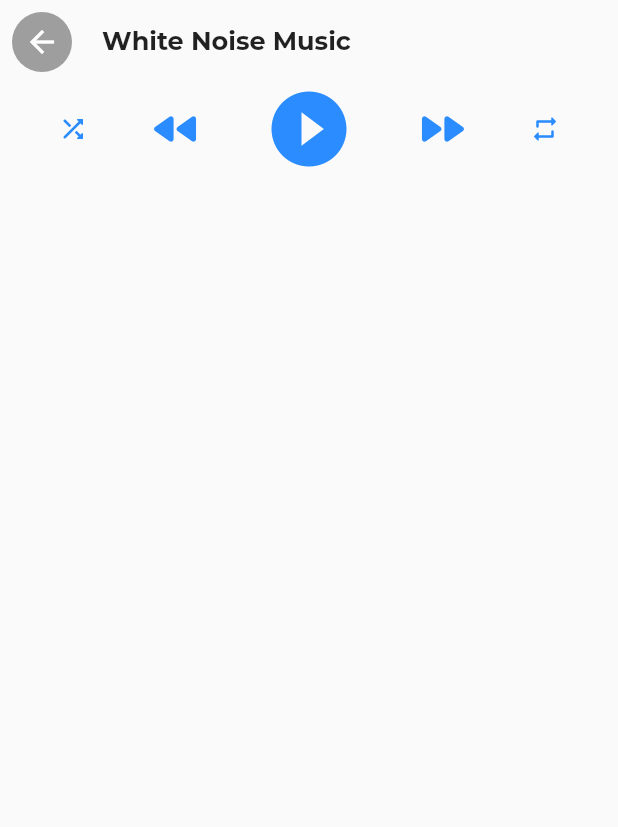
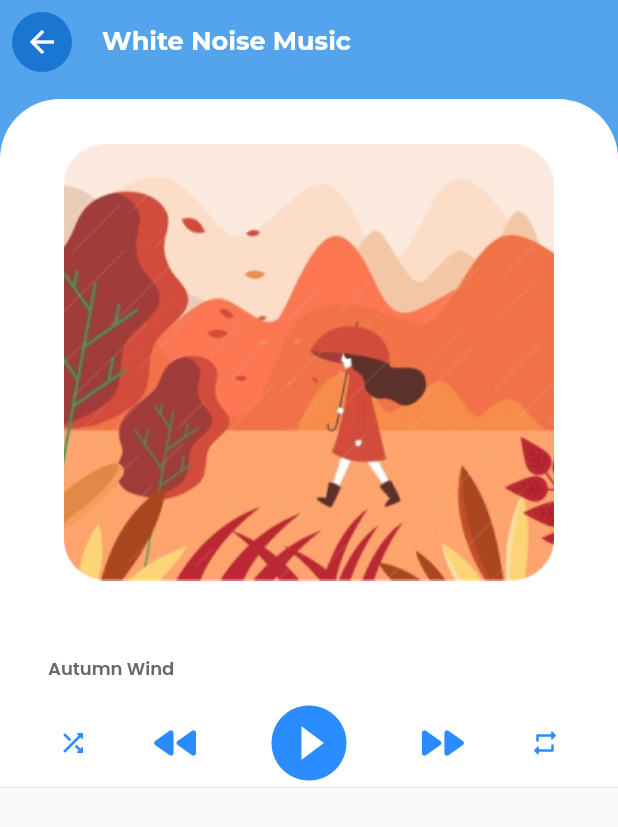
Before and after one commit to sultanfariz/Dicoding-Pemula-Flutter, a Flutter app: the screen it shows after launch, after a tap on "White Noise Music", on a phone screen of 412 x 824 dp. Shown: the top 827 px of the screen. Run offline on Flutter 3.47's test engine with Material 2 defaults, Android fonts, the light colour scheme and no system bars; our stand-ins replace flutter_svg.

Commit message:
feat: scaffolding player screen

```diff
--- a/lib/components/ToolboxCard.dart
+++ b/lib/components/ToolboxCard.dart
@@ -50,7 +50,7 @@ class ToolboxCard extends StatelessWidget {
                       Expanded(
                         flex: 2,
                         child: Icon(
-                          Icons.equalizer_rounded,
+                          Icons.music_note_rounded,
                           color: Colors.white,
                           size: 60,
                         ),
--- a/lib/constants/Colour.dart
+++ b/lib/constants/Colour.dart
@@ -4,3 +4,4 @@ const buttonBlue = Color(0xFF2A8CFF);
 const bgBlue = Color(0xFF53A3ED);
 const cardBlue = Color(0xFF0284C7);
 const cardGreen = Color(0xFF02C7AF);
+const textGrey = Color(0xFF696969);
--- a/lib/views/white_noise_screen.dart
+++ b/lib/views/white_noise_screen.dart
@@ -6,19 +6,10 @@ class WhiteNoiseScreen extends StatelessWidget {
   @override
   Widget build(BuildContext context) {
     return Scaffold(
-      // appBar: AppBar(
-      //   title: Text(
-      //     'White Noise Music',
-      //     style: TextStyle(
-      //         fontFamily: 'Montserrat',
-      //         fontWeight: FontWeight.w700,
-      //         fontSize: 17.0),
-      //   ),
-      //   backgroundColor: bgBlue,
-      // ),
       body: SingleChildScrollView(
+        child: Container(
+          decoration: BoxDecoration(color: bgBlue),
           child: Column(
-          // crossAxisAlignment: CrossAxisAlignment.stretch,
             children: <Widget>[
               SafeArea(
                 child: Padding(
@@ -27,7 +18,7 @@ class WhiteNoiseScreen extends StatelessWidget {
                     mainAxisAlignment: MainAxisAlignment.start,
                     children: [
                       CircleAvatar(
-                      backgroundColor: Colors.grey,
+                        // backgroundColor: Colors.grey,
                         child: IconButton(
                           icon: Icon(
                             Icons.arrow_back,
@@ -38,13 +29,13 @@ class WhiteNoiseScreen extends StatelessWidget {
                           },
                         ),
                       ),
-                    // Padding(padding: const EdgeInsets.only(left: ))
                       Container(
                         margin: const EdgeInsets.only(left: 20),
                         child: Text(
                           'White Noise Music',
                           style: TextStyle(
                               fontFamily: 'Montserrat',
+                              color: Colors.white,
                               fontWeight: FontWeight.w700,
                               fontSize: 17.0),
                         ),
@@ -53,34 +44,77 @@ class WhiteNoiseScreen extends StatelessWidget {
                   ),
                 ),
               ),
-            Expanded(
-              child: MusicPlayerDetails(),
+              Container(
+                decoration: BoxDecoration(
+                  borderRadius: BorderRadius.only(
+                    topLeft: Radius.circular(40),
+                    topRight: Radius.circular(40),
+                  ),
+                  color: Colors.white,
+                ),
+                margin: const EdgeInsets.only(top: 10),
+                child: Container(
+                  child: Column(
+                    children: <Widget>[
+                      Padding(
+                        padding:
+                            const EdgeInsets.only(top: 30, left: 16, right: 16),
+                        child: Container(
+                          margin: const EdgeInsets.only(bottom: 30),
+                          child: Image.asset('images/summer_illust.png'),
+                        ),
+                      ),
+                      Padding(
+                        padding: const EdgeInsets.only(
+                            top: 20, left: 32, right: 32, bottom: 10),
+                        child: Container(
+                          child: Column(
+                            children: [
+                              Row(
+                                mainAxisAlignment: MainAxisAlignment.start,
+                                children: [
+                                  Text(
+                                    'Autumn Wind',
+                                    style: TextStyle(
+                                      fontFamily: 'Poppins',
+                                      color: textGrey,
+                                      fontWeight: FontWeight.w600,
+                                      fontSize: 12,
+                                    ),
+                                  ),
+                                ],
+                              ),
+                            ],
+                          ),
+                        ),
+                      ),
+                      // Expanded(
+                      //   child: MusicPlayerDetails(),
+                      // ),
+                      MusicPlayerDetails(),
+                    ],
+                  ),
                   // child: Container(
-              //     // decoration: BoxDecoration(color: bgBlue),
-              //     // child: Container(
-              //     //   margin: const EdgeInsets.only(top: 20),
-              //     //   decoration: BoxDecoration(
-              //     //     borderRadius: BorderRadius.only(
-              //     //       topLeft: Radius.circular(40),
-              //     //       topRight: Radius.circular(40),
-              //     //     ),
-              //     //     color: Colors.white,
-              //     //   ),
-              //     //   child: Column(
-              //     //     mainAxisAlignment: MainAxisAlignment.end,
-              //     //     crossAxisAlignment: CrossAxisAlignment.center,
-              //     //     children: <Widget>[
-              //     //       Expanded(child: MusicPlayerDetails()),
-              //     //     ],
-              //     //   ),
-              //     // ),
+                  //   margin: const EdgeInsets.only(top: 20),
+                  //   decoration: BoxDecoration(
+                  //     borderRadius: BorderRadius.only(
+                  //       topLeft: Radius.circular(40),
+                  //       topRight: Radius.circular(40),
                   //     ),
+                  //     color: Colors.white,
+                  //   ),
+                  //   child: Column(
+                  //     mainAxisAlignment: MainAxisAlignment.end,
+                  //     crossAxisAlignment: CrossAxisAlignment.center,
+                  //     children: <Widget>[
+                  //       Expanded(child: MusicPlayerDetails()),
+                  //     ],
+                  //   ),
+                  // ),
                 ),
-
-            // return MusicPlayerDetails();
-            // },
-            // ),
+              ),
             ],
+          ),
         ),
       ),
     );
--- a/pubspec.yaml
+++ b/pubspec.yaml
@@ -55,6 +55,10 @@ flutter:
         - asset: fonts/Montserrat-Medium.ttf
         - asset: fonts/Montserrat-Regular.ttf
         - asset: fonts/Montserrat-Bold.ttf
+    - family: Poppins
+      fonts:
+        - asset: fonts/Poppins-Light.ttf
+        - asset: fonts/Poppins-SemiBold.ttf
 
   # An image asset can refer to one or more resolution-specific "variants", see
   # https://flutter.dev/assets-and-images/#resolution-aware.
```
Also changed, not shown: fonts/Poppins-Light.ttf (added), fonts/Poppins-SemiBold.ttf (added), 1 other file. Lines whose indentation alone changed are shown as unchanged.
